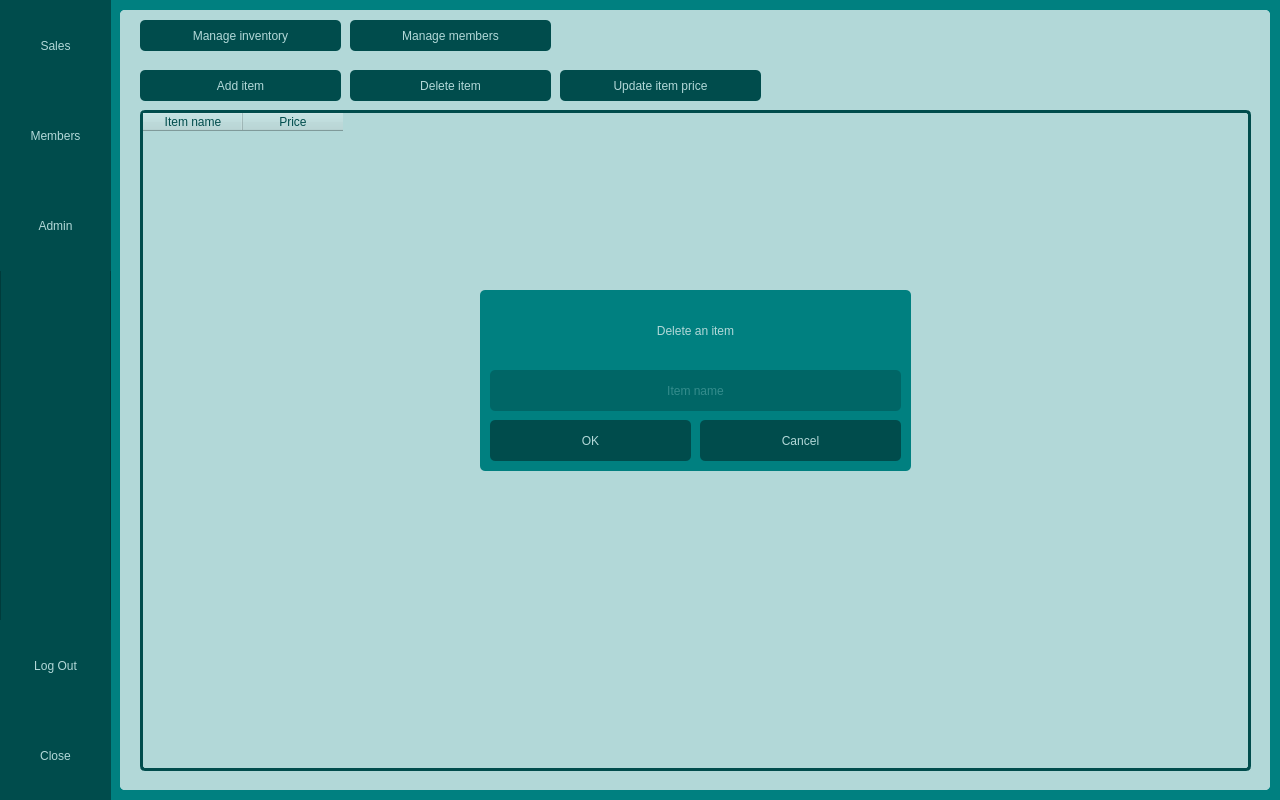
First picture: the form in mainwindow.ui, repository schwei322/CS1C-Project2, before the edit.
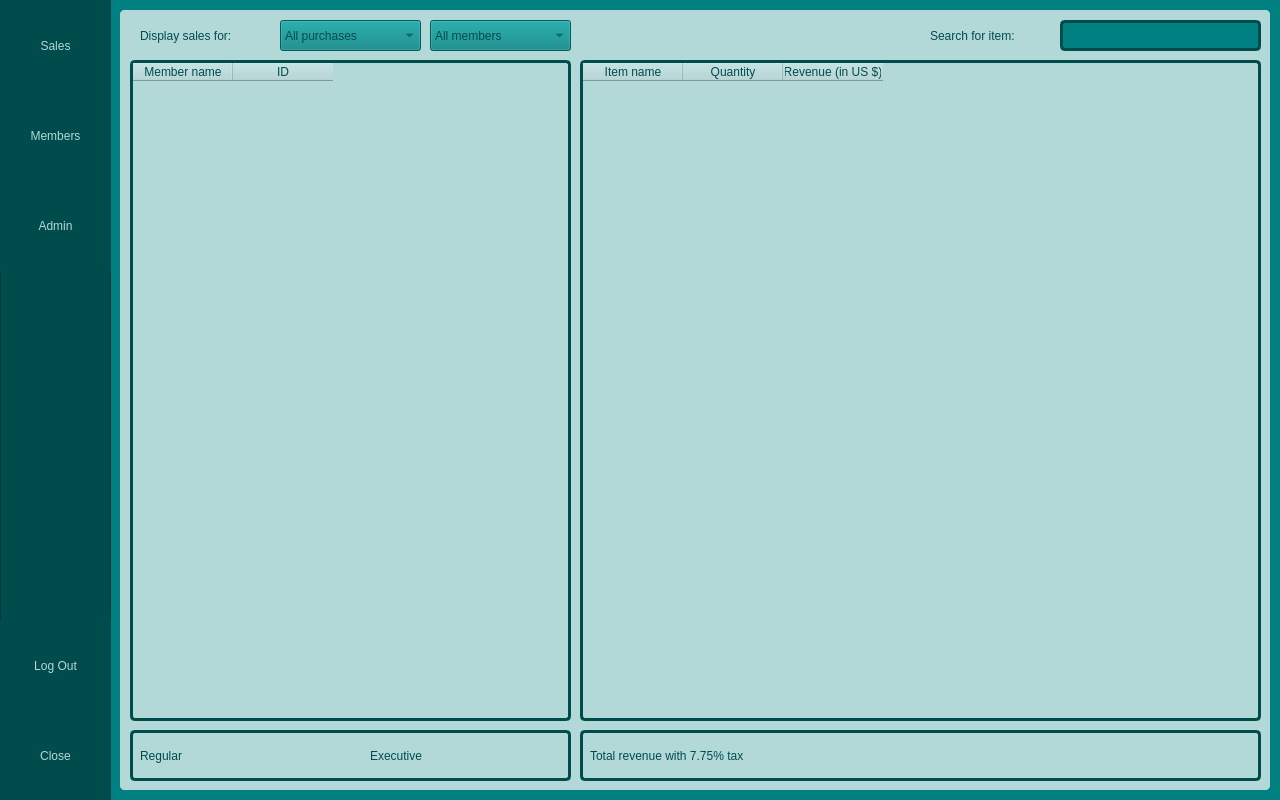
Second picture: the form after the edit.

Commit message: Display unique regular & executive member counts

```diff
--- a/mainwindow.ui
+++ b/mainwindow.ui
@@ -2313,12 +2313,12 @@
       <property name="frameShadow">
        <enum>QFrame::Raised</enum>
       </property>
-      <widget class="QLabel" name="salesShoppersLabel">
+      <widget class="QLabel" name="regularShoppersLabel">
        <property name="geometry">
         <rect>
          <x>10</x>
          <y>10</y>
-         <width>161</width>
+         <width>91</width>
          <height>31</height>
         </rect>
        </property>
@@ -2327,15 +2327,52 @@
 font: 87 12pt &quot;Segoe UI Semibold&quot;;</string>
        </property>
        <property name="text">
-        <string>Total shoppers</string>
+        <string>Regular</string>
        </property>
       </widget>
-      <widget class="QLabel" name="salesShoppersDisplay">
+      <widget class="QLabel" name="regularShoppersDisplay">
        <property name="geometry">
         <rect>
-         <x>310</x>
+         <x>110</x>
          <y>10</y>
-         <width>121</width>
+         <width>91</width>
+         <height>31</height>
+        </rect>
+       </property>
+       <property name="styleSheet">
+        <string notr="true">color: rgb(0, 76, 76);
+font: 87 12pt &quot;Segoe UI Semibold&quot;;</string>
+       </property>
+       <property name="text">
+        <string/>
+       </property>
+       <property name="alignment">
+        <set>Qt::AlignRight|Qt::AlignTrailing|Qt::AlignVCenter</set>
+       </property>
+      </widget>
+      <widget class="QLabel" name="executiveShoppersLabel">
+       <property name="geometry">
+        <rect>
+         <x>240</x>
+         <y>10</y>
+         <width>91</width>
+         <height>31</height>
+        </rect>
+       </property>
+       <property name="styleSheet">
+        <string notr="true">color: rgb(0, 76, 76);
+font: 87 12pt &quot;Segoe UI Semibold&quot;;</string>
+       </property>
+       <property name="text">
+        <string>Executive</string>
+       </property>
+      </widget>
+      <widget class="QLabel" name="executiveShoppersDisplay">
+       <property name="geometry">
+        <rect>
+         <x>340</x>
+         <y>10</y>
+         <width>91</width>
          <height>31</height>
         </rect>
        </property>
@@ -2435,10 +2472,6 @@
       </item>
      </widget>
     </widget>
-    <zorder>sidebar</zorder>
-    <zorder>members</zorder>
-    <zorder>sales</zorder>
-    <zorder>admin</zorder>
    </widget>
   </widget>
  </widget>
```
The commit also changes 1 other file.
